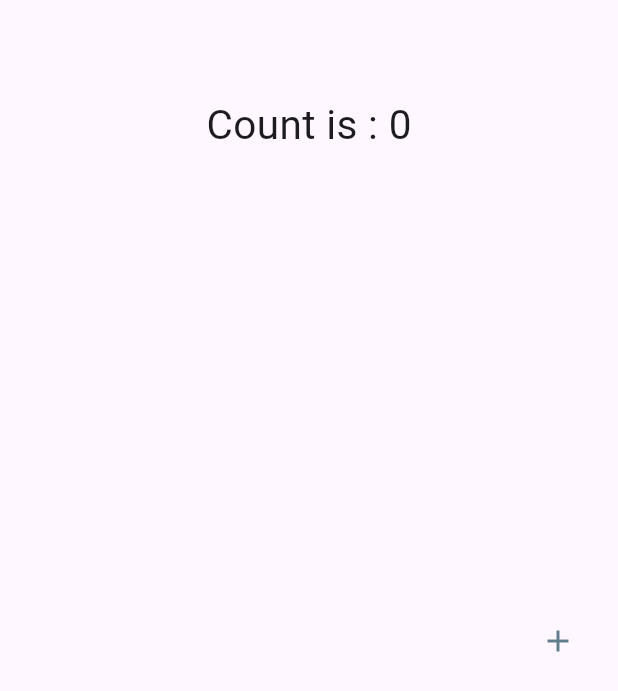
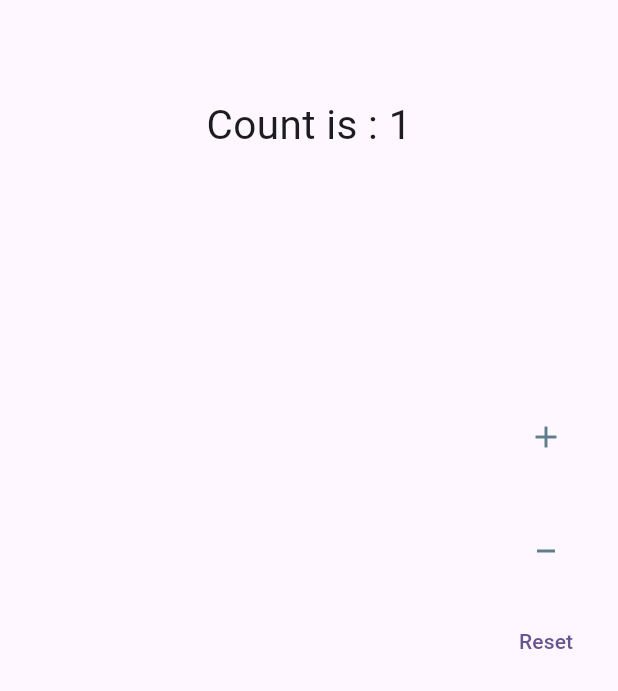
Before and after one commit to siraj-codes/flutter_bloc_practice, a Flutter app: the screen it shows after launch, after a tap on the "add" icon, on a phone screen of 412 x 824 dp. Shown: the part 535-1226 px from the top of the screen. Run offline on Flutter 3.47's test engine with Material 3 defaults, Android fonts, the light colour scheme and no system bars; our stand-ins replace flutter_bloc.

Commit message:
basic_counter_app completed

```diff
--- a/lib/cubit/counter_cubit.dart
+++ b/lib/cubit/counter_cubit.dart
@@ -1,5 +1,17 @@
 import 'package:flutter_bloc/flutter_bloc.dart';
 
-class CounterCubit extends Cubit {
+class CounterCubit extends Cubit<int> {
   CounterCubit() : super(0);
+
+  void inc() {
+    emit(state + 1);
+  }
+
+  void dec() {
+    if (state > 0) emit(state - 1);
+  }
+
+  void reset() {
+    emit(state - state);
+  }
 }
--- a/lib/screens/home_page.dart
+++ b/lib/screens/home_page.dart
@@ -1,4 +1,5 @@
 import 'package:flutter/material.dart';
+import 'package:flutter_bloc/flutter_bloc.dart';
 import 'package:flutter_bloc_practice/cubit/counter_cubit.dart';
 
 class HomePage extends StatefulWidget {
@@ -9,9 +10,19 @@ class HomePage extends StatefulWidget {
 }
 
 class _HomePageState extends State<HomePage> {
-  final count = CounterCubit().state;
+  final counterCubit = CounterCubit();
+
+  @override
+  void dispose() {
+    counterCubit.close(); // Don't forget to close the cubit
+    super.dispose();
+  }
+
   @override
   Widget build(BuildContext context) {
+    return BlocBuilder<CounterCubit, int>(
+        bloc: counterCubit,
+        builder: (context, counter) {
           return Scaffold(
             appBar: AppBar(
               backgroundColor: Colors.blueGrey,
@@ -20,16 +31,46 @@ class _HomePageState extends State<HomePage> {
             ),
             body: Center(
               child: Text(
-          'Count is : $count',
+                'Count is : $counter',
                 style: const TextStyle(fontSize: 27),
               ),
             ),
-      floatingActionButton: IconButton(
-          onPressed: () {},
+            floatingActionButton: Column(
+              mainAxisAlignment: MainAxisAlignment.end,
+              children: [
+                IconButton(
+                  onPressed: () {
+                    counterCubit.inc();
+                  },
                   icon: const Icon(
                     Icons.add,
                     color: Colors.blueGrey,
-          )),
+                  ),
+                ),
+                const SizedBox(
+                  height: 20,
+                ),
+                IconButton(
+                  onPressed: () {
+                    counterCubit.dec();
+                  },
+                  icon: const Icon(
+                    Icons.minimize,
+                    color: Colors.blueGrey,
+                  ),
+                ),
+                const SizedBox(
+                  height: 20,
+                ),
+                TextButton(
+                  onPressed: () {
+                    counterCubit.reset();
+                  },
+                  child: const Text('Reset'),
+                )
+              ],
+            ),
           );
+        });
   }
 }
```
Lines whose indentation alone changed are shown as unchanged.
